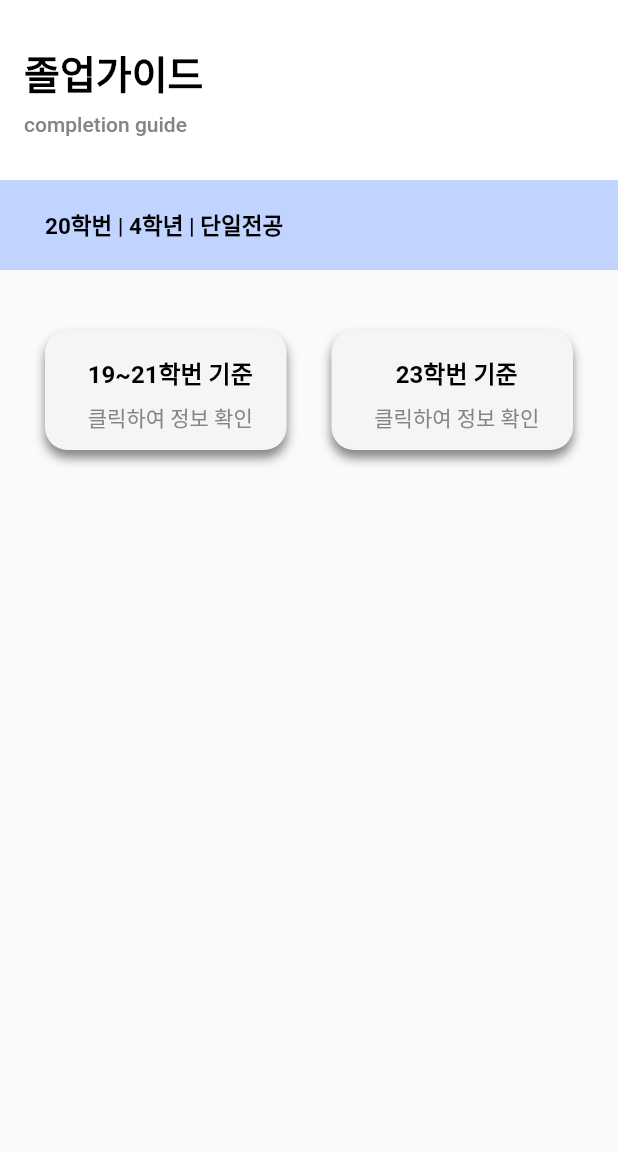
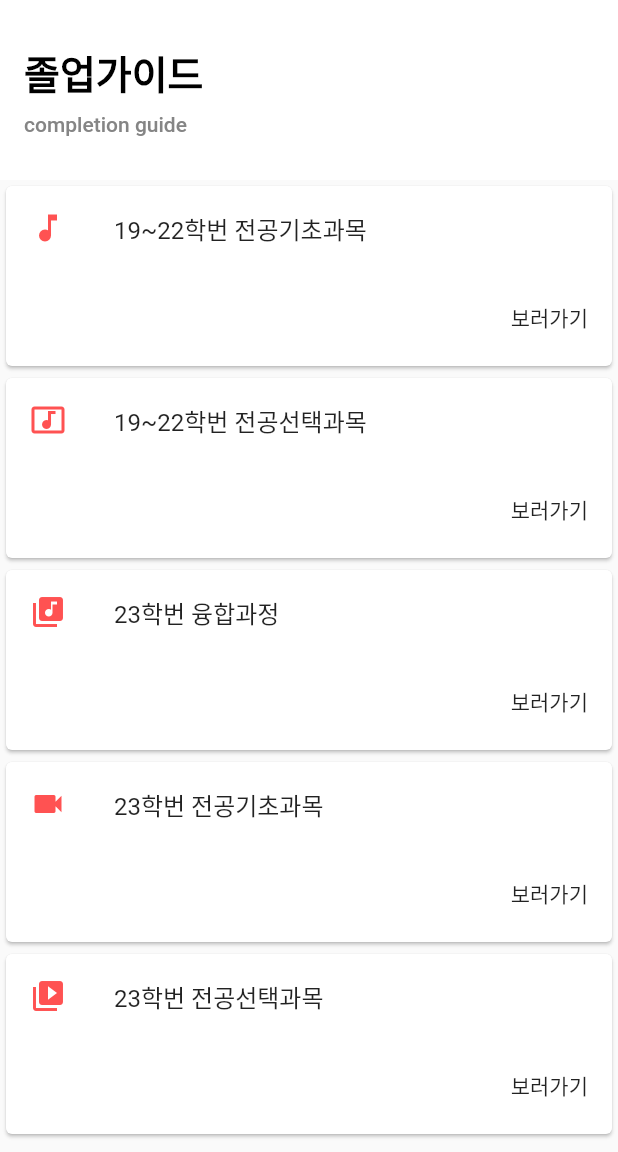
Before and after one commit to sninyoung/capstone20, a Flutter app: the Guide screen opened directly, on a phone screen of 412 x 824 dp, the part 84-1236 px from its top. Run offline on Flutter 3.47's test engine with Material 2 defaults, Android fonts, the phone set to English and light mode, and no system bars; our stand-ins replace file_picker, firebase_core, firebase_messaging, flutter_secure_storage, image_picker, jwt_decoder and 1 more; accounts and stored records are empty.

Commit message:
졸업가이드(카드리스트뷰 수정 중)

```diff
--- a/lib/screens/completion/guide.dart
+++ b/lib/screens/completion/guide.dart
@@ -1,5 +1,22 @@
 import 'package:flutter/material.dart';
-import 'package:flutter/services.dart' show rootBundle;
+
+void main() {
+  runApp(MyApp());
+}
+
+class MyApp extends StatelessWidget {
+  @override
+  Widget build(BuildContext context) {
+    return MaterialApp(
+      title: 'Flutter Demo',
+      theme: ThemeData(
+        primarySwatch: Colors.blue,
+        visualDensity: VisualDensity.adaptivePlatformDensity,
+      ),
+      home: Guide(),
+    );
+  }
+}
 
 class Guide extends StatelessWidget {
   @override
@@ -56,169 +73,62 @@ class Guide extends StatelessWidget {
                 ],
               ),
             ),
-
-            // 학생정보 (수정필요)
-            SizedBox(
-              height: 60,
-              child: Container(
-                padding: EdgeInsets.fromLTRB(30, 16, 16, 16),
-                decoration: BoxDecoration(
-                  color: Color(0xffC1D3FF),
-                ),
-                child: Row(
-                  mainAxisAlignment: MainAxisAlignment.start,
-                  crossAxisAlignment: CrossAxisAlignment.center,
-                  children: [
-                    Text(
-                      '20학번 | ',
-                      style: TextStyle(
-                        color: Colors.black,
-                        fontSize: 15.0,
-                        fontWeight: FontWeight.w600,
-                      ),
-                    ),
-                    Text(
-                      '4학년 | ',
-                      style: TextStyle(
-                        color: Colors.black,
-                        fontSize: 15.0,
-                        fontWeight: FontWeight.w600,
-                      ),
-                    ),
-                    Text(
-                      '단일전공',
-                      style: TextStyle(
-                        color: Colors.black,
-                        fontSize: 15.0,
-                        fontWeight: FontWeight.w600,
-                      ),
-                    ),
-                  ],
-                ),
-              ),
-            ),
-            SizedBox(height: 40.0),
-
-            // 전공학점
-            Row(
-              children: [
-                Expanded(
-                  child: GestureDetector(
-                    onTap: () => _showInformation(context, '19_21_standard.txt'),
-                    child: Container(
-                      height: 80,
-                      padding: EdgeInsets.fromLTRB(22, 16, 16, 16),
-                      margin: EdgeInsets.only(left: 30.0, right: 15.0),
-                      decoration: BoxDecoration(
-                        borderRadius: BorderRadius.circular(15),
-                        color: Color(0xffF5F5F5),
-                        boxShadow: [
-                          BoxShadow(
-                            color: Color(0xff858585),
-                            offset: Offset(0, 5),
-                            blurRadius: 5.0,
-                            spreadRadius: 0.0,
-                          ),
-                        ],
-                      ),
-                      child: Column(
-                        mainAxisAlignment: MainAxisAlignment.center,
-                        crossAxisAlignment: CrossAxisAlignment.center,
-                        children: [
-                          Text(
-                            '19~21학번 기준',
-                            style: TextStyle(
-                              color: Colors.black,
-                              fontSize: 16.0,
-                              fontWeight: FontWeight.w700,
-                            ),
-                          ),
-                          SizedBox(height: 8.0),
-                          const Text(
-                            '클릭하여 정보 확인',
-                            style: TextStyle(
-                              color: Color(0xff858585),
-                              fontSize: 14.0,
-                              fontWeight: FontWeight.w500,
-                            ),
-                          ),
-                        ],
-                      ),
-                    ),
-                  ),
-                ),
-                Expanded(
-                  child: GestureDetector(
-                    onTap: () => _showInformation(context, '23_standard.txt'),
-                    child: Container(
-                      height: 80,
-                      padding: EdgeInsets.fromLTRB(22, 16, 16, 16),
-                      margin: EdgeInsets.only(left: 15.0, right: 30.0),
-                      decoration: BoxDecoration(
-                        borderRadius: BorderRadius.circular(15),
-                        color: Color(0xffF5F5F5),
-                        boxShadow: [
-                          BoxShadow(
-                            color: Color(0xff858585),
-                            offset: Offset(0, 5),
-                            blurRadius: 5.0,
-                            spreadRadius: 0.0,
-                          ),
-                        ],
-                      ),
-                      child: Column(
-                        mainAxisAlignment: MainAxisAlignment.center,
-                        crossAxisAlignment: CrossAxisAlignment.center,
-                        children: [
-                          Text(
-                            '23학번 기준',
-                            style: TextStyle(
-                              color: Colors.black,
-                              fontSize: 16.0,
-                              fontWeight: FontWeight.w700,
-                            ),
-                          ),
-                          SizedBox(height: 8.0),
-                          const Text(
-                            '클릭하여 정보 확인',
-                            style: TextStyle(
-                              color: Color(0xff858585),
-                              fontSize: 14.0,
-                              fontWeight: FontWeight.w500,
-                            ),
-                          ),
-                        ],
-                      ),
-                    ),
-                  ),
-                ),
-              ],
-            ),
-            SizedBox(
-              height: 40.0,
-            ),
+            GuideHomePage(),
           ],
         ),
       ),
     );
   }
+}
 
-  void _showInformation(BuildContext context, String filename) async {
-    String information = await rootBundle.loadString('assets/$filename');
-    showDialog(
-      context: context,
-      builder: (BuildContext context) {
-        return AlertDialog(
-          title: Text('추가 정보'),
-          content: Text(information),
-          actions: [
-            TextButton(
-              onPressed: () {
-                Navigator.of(context).pop();
-              },
-              child: Text('닫기'),
-            ),
-          ],
+class GuideHomePage extends StatelessWidget {
+  final List<String> comments = <String>[
+    '19~22학번 전공기초과목',
+    '19~22학번 전공선택과목',
+    '23학번 융합과정',
+    '23학번 전공기초과목',
+    '23학번 전공선택과목',
+  ];
+
+  final List<IconData> icons = <IconData>[
+    Icons.music_note,
+    Icons.music_video,
+    Icons.library_music,
+    Icons.videocam,
+    Icons.video_library
+  ];
+
+  @override
+  Widget build(BuildContext context) {
+    return ListView.builder(
+      shrinkWrap: true,
+      physics: NeverScrollableScrollPhysics(),
+      itemCount: comments.length,
+      itemBuilder: (context, index) {
+        return Card(
+          child: Column(
+            mainAxisSize: MainAxisSize.min,
+            children: <Widget>[
+              ListTile(
+                leading: Icon(
+                  icons[index],
+                  color: Colors.redAccent,
+                ),
+                title: Text('${comments[index]}'),
+              ),
+              ButtonBar(
+                children: <Widget>[
+                  TextButton(
+                    style: TextButton.styleFrom(
+                      primary: Colors.black87,
+                    ),
+                    child: Text('보러가기'),
+                    onPressed: () {},
+                  )
+                ],
+              )
+            ],
+          ),
         );
       },
     );
@@ -228,7 +138,32 @@ class Guide extends StatelessWidget {
 class MyDrawer extends StatelessWidget {
   @override
   Widget build(BuildContext context) {
-    // TODO: Implement drawer contents
-    return Drawer();
+    return Drawer(
+      child: ListView(
+        padding: EdgeInsets.zero,
+        children: <Widget>[
+          DrawerHeader(
+            decoration: BoxDecoration(
+              color: Colors.blue,
+            ),
+            child: Text(
+              'Drawer Header',
+              style: TextStyle(
+                color: Colors.white,
+                fontSize: 24,
+              ),
+            ),
+          ),
+          ListTile(
+            title: Text('Item 1'),
+            onTap: () {},
+          ),
+          ListTile(
+            title: Text('Item 2'),
+            onTap: () {},
+          ),
+        ],
+      ),
+    );
   }
 }
```
